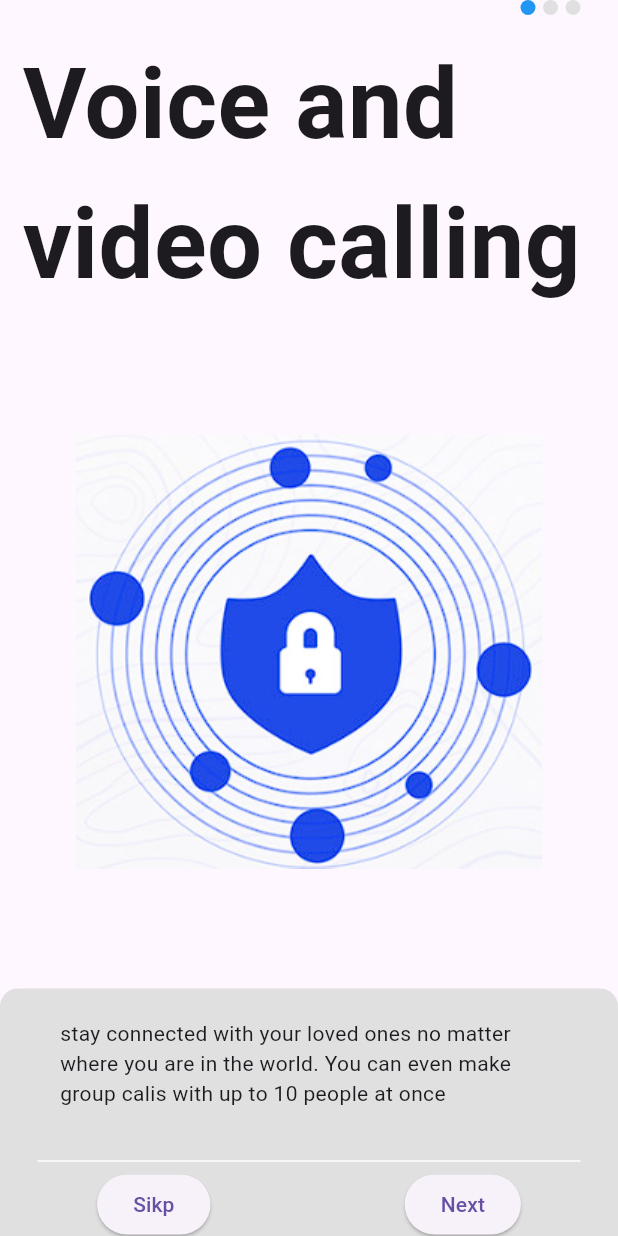
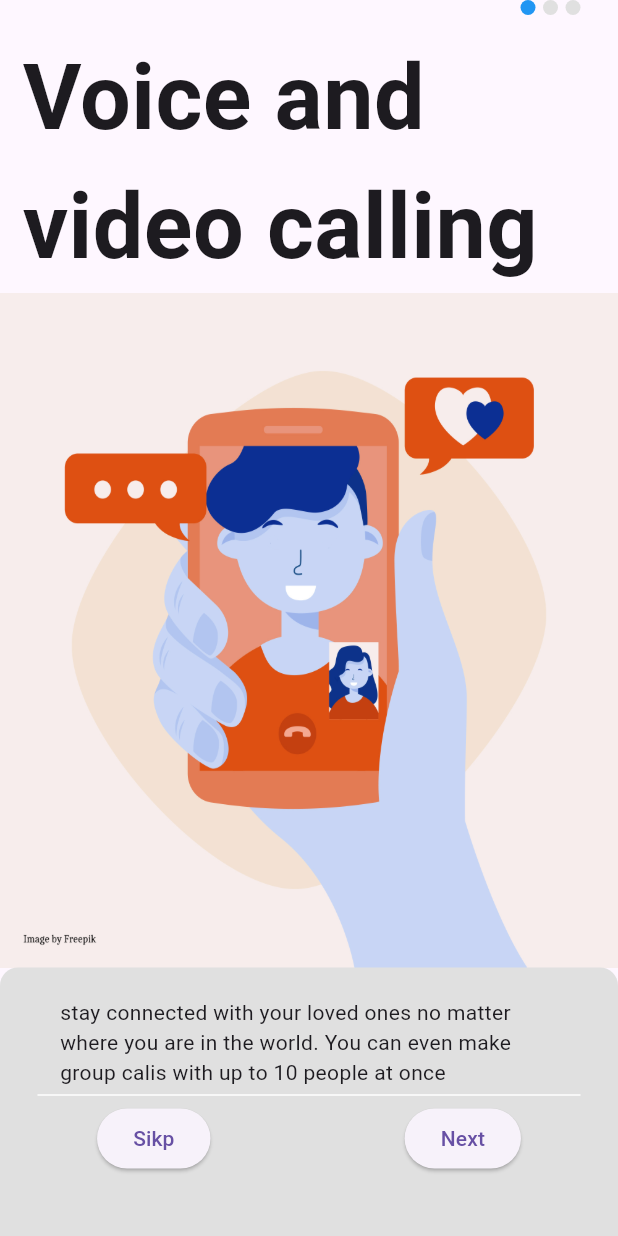
Before and after one commit to elbadritarek/chat_app, a Flutter app: the screen it shows after launch, swiped to page 2, on a phone screen of 412 x 824 dp. Run offline on Flutter 3.47's test engine with Material 3 defaults, Android fonts, the phone set to English and light mode, and no system bars; our stand-ins replace shared_preferences.

Commit message:
make introItam take title..etc &fix thing in ui

```diff
--- a/lib/views/home_view.dart
+++ b/lib/views/home_view.dart
@@ -4,7 +4,6 @@ class HomeView extends StatelessWidget {
   const HomeView({super.key});
 
   @override
-  @override
   Widget build(BuildContext context) {
     return Scaffold();
   }
--- a/lib/views/on_board.dart
+++ b/lib/views/on_board.dart
@@ -48,7 +48,7 @@ class _onBoardingPageState extends State<onBoardingPage> {
                   children: [
                     for (int i = 0; i < 3; i++)
                       if (selectedIndex == i)
-                        onProgressDot(Colors.blue)
+                        onProgressDot(const Color.fromRGBO(33, 150, 243, 1))
                       else
                         onProgressDot(Colors.grey[300]!)
                   ],
@@ -63,6 +63,10 @@ class _onBoardingPageState extends State<onBoardingPage> {
         physics: NeverScrollableScrollPhysics(),
         children: [
           introItem(
+            title: "Connect with the World",
+            image: "assets/images/chatapp-high-resolution-logo.png",
+            desc:
+                "Welcome to chatApp, the ultimate platform to connect with anyone, anywhere!",
             control: control,
             onPressed: () {
               control.nextPage(
@@ -81,6 +85,11 @@ class _onBoardingPageState extends State<onBoardingPage> {
             },
           ),
           introItem(
+            desc:
+                "stay connected with your loved ones no matter where you are in the world. You can even make group calis with up to 10 people at once",
+            image: "assets/images/video.png",
+            box: BoxFit.fill,
+            title: "Voice and video calling",
             control: control,
             onPressed: () {
               control.nextPage(
@@ -99,6 +108,10 @@ class _onBoardingPageState extends State<onBoardingPage> {
             },
           ),
           introItem(
+            desc:
+                "Delve into various chat formats - from private conversations to lively group chats. Share photos, videos, and more!",
+            image: "assets/images/intro1.png",
+            title: "Start Chatting Today!",
             control: control,
             onPressed: () {
               control.nextPage(
--- a/lib/views/widgets/intro_Item.dart
+++ b/lib/views/widgets/intro_Item.dart
@@ -6,10 +6,17 @@ class introItem extends StatelessWidget {
     super.key,
     required this.control,
     required this.onPressed,
+    required this.image,
+    required this.title,
+    required this.desc,
+    this.box,
   });
   final PageController control;
   final void Function()? onPressed;
-
+  final BoxFit? box;
+  final String image;
+  final String title;
+  final String desc;
   @override
   Widget build(BuildContext context) {
     return Column(
@@ -17,29 +24,35 @@ class introItem extends StatelessWidget {
         Padding(
             padding: EdgeInsets.only(left: 15, top: 20),
             child: Text(
-              "Voice and video calling",
+              title,
               style: TextStyle(
-                fontSize: 65,
+                fontSize: 60,
                 fontWeight: FontWeight.w700,
               ),
             )),
         Image.asset(
-          "assets/images/intro1.png",
+          image,
+          fit: box,
           height: 450,
         ),
-        Container(
+        Expanded(
+          child: Container(
             padding: EdgeInsets.only(bottom: 10),
+            height: double.maxFinite,
             decoration: BoxDecoration(
                 color: Colors.grey[300],
                 borderRadius: BorderRadius.only(
-                  topLeft: Radius.circular(12), topRight: Radius.circular(12))),
+                    topLeft: Radius.circular(12),
+                    topRight: Radius.circular(12))),
             child: Column(
               children: [
                 Padding(
-                padding:
-                    EdgeInsets.only(right: 40, left: 40, top: 20, bottom: 30),
-                child: Text(
-                    "stay connected with your loved ones no matter where you are in the world. You can even make group calis with up to 10 people at once"),
+                  padding: EdgeInsets.only(
+                    right: 40,
+                    left: 40,
+                    top: 20,
+                  ),
+                  child: Text(desc),
                 ),
                 Divider(
                   indent: 25,
@@ -63,6 +76,7 @@ class introItem extends StatelessWidget {
                 )
               ],
             ),
+          ),
         )
       ],
     );
```
Also changed, not shown: assets/images/chatapp-high-resolution-logo.png (added), assets/images/video.png (added). Lines whose indentation alone changed are shown as unchanged.
